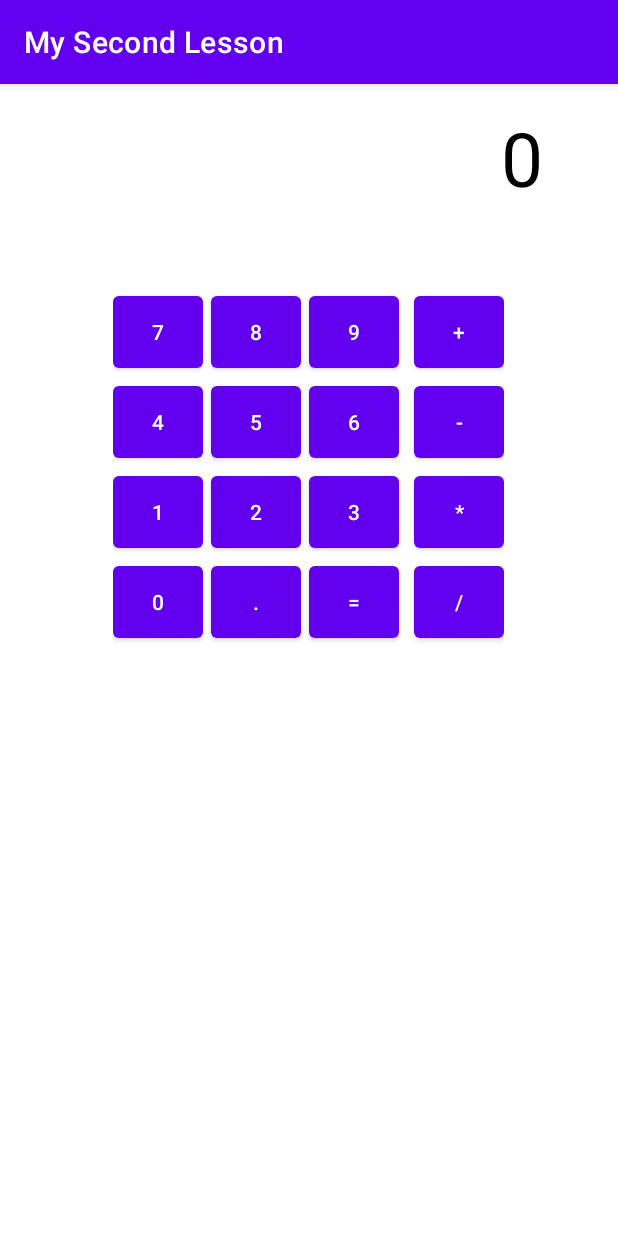
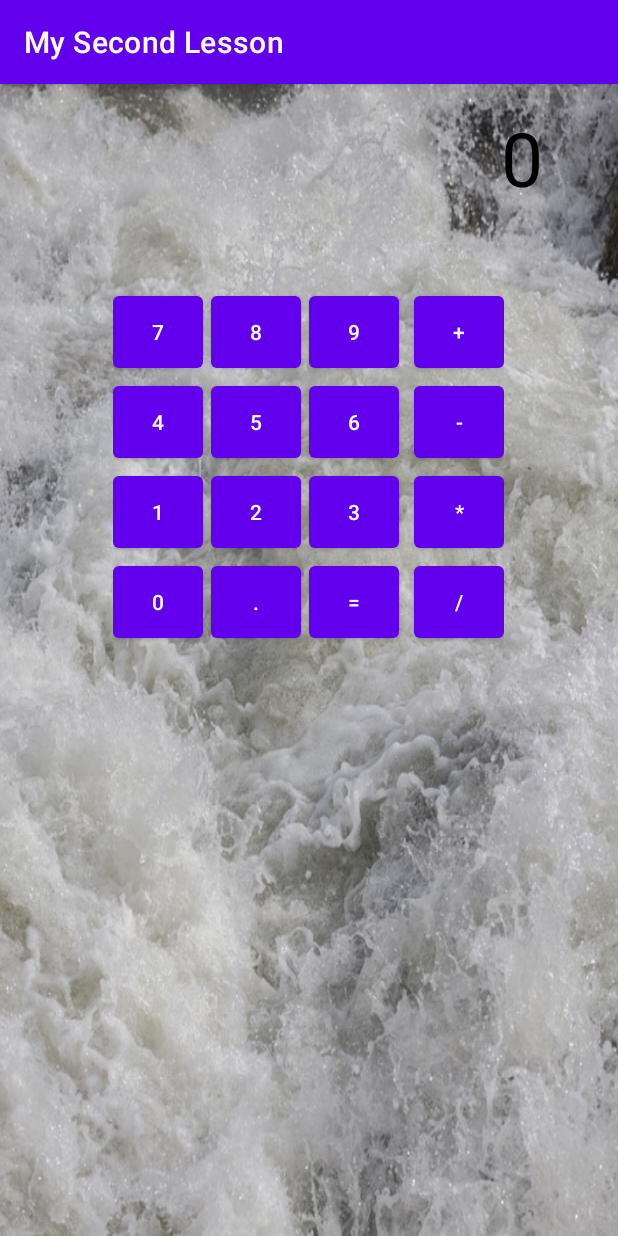
Before and after one commit to Alecfyz/MySecondLesson, an Android app: the screen it shows after launch (MainActivity), on a phone screen of 412 x 824 dp. Run offline under Robolectric (Android 15) with nearby library versions, the phone set to English and light mode, and no system bars.

Commit message:
Урок 2, комит 7. добавил фон и выровнял код.

```diff
--- a/app/src/main/res/layout/activity_main.xml
+++ b/app/src/main/res/layout/activity_main.xml
@@ -1,23 +1,26 @@
 <?xml version="1.0" encoding="utf-8"?>
 <LinearLayout xmlns:android="http://schemas.android.com/apk/res/android"
     xmlns:tools="http://schemas.android.com/tools"
+    android:id="@+id/root_layout"
     android:layout_width="match_parent"
     android:layout_height="match_parent"
+    android:background="@drawable/calc_background"
     android:gravity="center_horizontal"
     android:orientation="vertical"
     tools:context=".MainActivity">
+
 
     <TextView
         android:id="@+id/view_result"
         android:layout_width="match_parent"
         android:layout_height="@dimen/layout_height"
-    android:textColor="@color/black"
         android:layout_gravity="center_horizontal"
         android:layout_marginStart="@dimen/layout_margin_left_text_view"
         android:layout_marginTop="@dimen/layout_margin_top_text_view"
         android:layout_marginEnd="@dimen/layout_margin_right_text_view"
         android:gravity="end"
         android:text="@string/result_text"
+        android:textColor="@color/black"
         android:textSize="@dimen/text_view_text_size" />
 
     <GridLayout
@@ -34,7 +37,7 @@ tools:context=".MainActivity">
             android:layout_height="@dimen/buttonLayout_height"
             android:layout_marginEnd="@dimen/button_regular_margin_end"
             android:tag="7"
-            android:text="@string/button_7"/>
+            android:text="@string/button_7" />
 
         <com.google.android.material.button.MaterialButton
             android:id="@+id/button_8"
```
Also changed, not shown: app/src/main/res/drawable/calc_background.jpg (added). Lines whose indentation alone changed are shown as unchanged.
